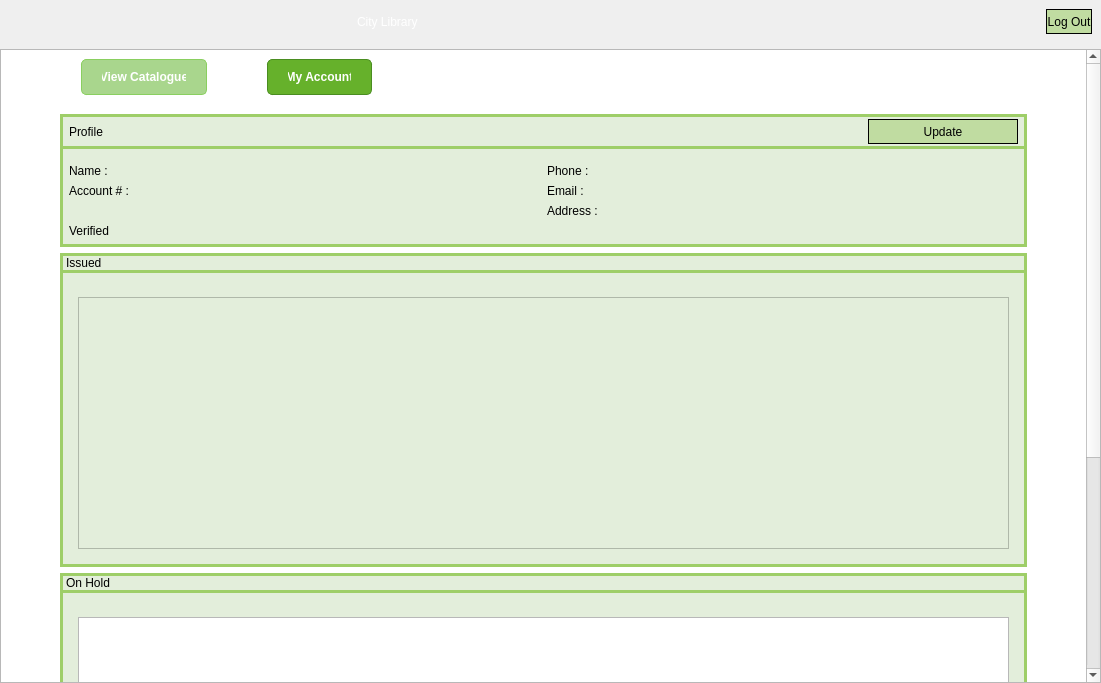
This is viewMemberDashboard.ui in Mr-Beastman/CS106_A2 as Qt 5 draws it before an edit. The edited form follows.
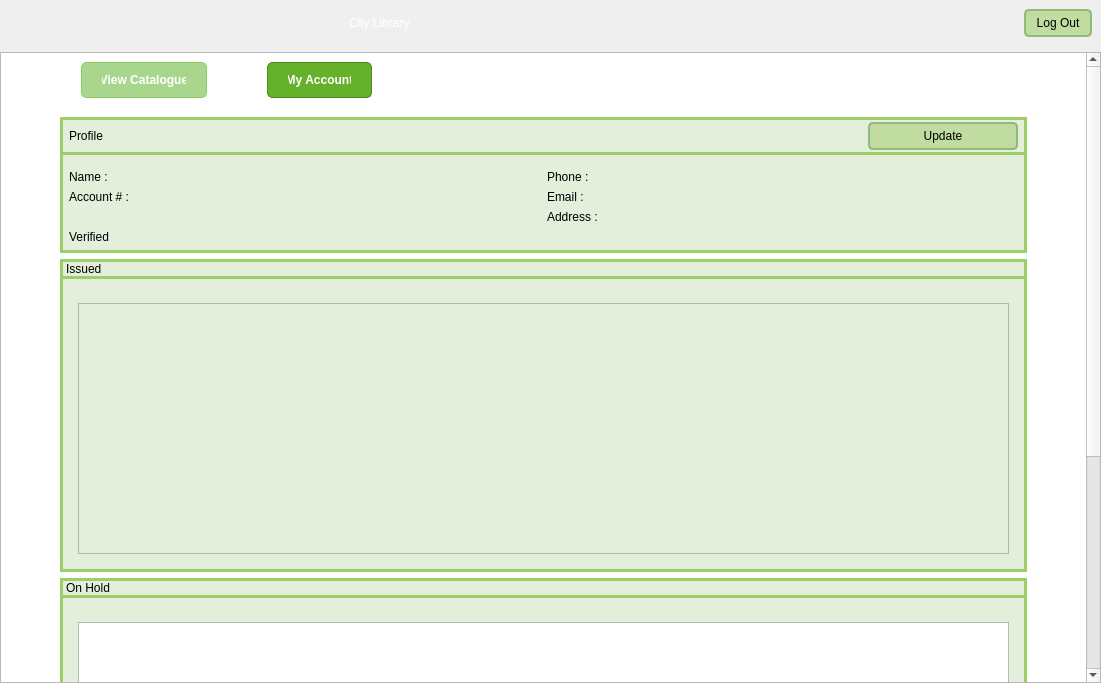
This is the edited form. Icons and pictures are not drawn.

What changed in the file:
```diff
--- a/viewMemberDashboard.ui
+++ b/viewMemberDashboard.ui
@@ -14,16 +14,32 @@
    <string>Form</string>
   </property>
   <property name="styleSheet">
-   <string notr="true">#MemberView{
+   <string notr="true">QPushButton {
+    padding: 5px 10px;
+    border-radius: 5px;
+    outline: none;
+    color: rgb(0, 0, 0);
+    font: 700 9pt &quot;Segoe UI&quot;;
+    background-color: rgb(192, 220, 161);
+    border: 2px solid rgb(145, 185, 120);
+}
+
+QPushButton:hover {
+    background-color: rgb(161, 184, 135); 
+    border: 2px solid rgb(130, 165, 110); 
+}
+
+QPushButton:pressed {
+    background-color: rgb(145, 165, 120);
+    border: 2px solid rgb(130, 155, 100); 
+    padding-top: 10px; 
+    padding-bottom: 6px; 
+}
+
+#MemberView{
 	background-color: rgb(255, 255, 255);
 }
-
-QPushButton{
-	border: 1px solid;
-	color: rgb(0, 0, 0);
-	font: 700 9pt &quot;Segoe UI&quot;;
-	background-color: rgb(192, 220, 161);
-}</string>
+</string>
   </property>
   <layout class="QVBoxLayout" name="verticalLayout">
    <property name="leftMargin">
@@ -109,7 +125,7 @@
       <property name="geometry">
        <rect>
         <x>0</x>
-        <y>-97</y>
+        <y>0</y>
         <width>1085</width>
         <height>1015</height>
        </rect>
```
